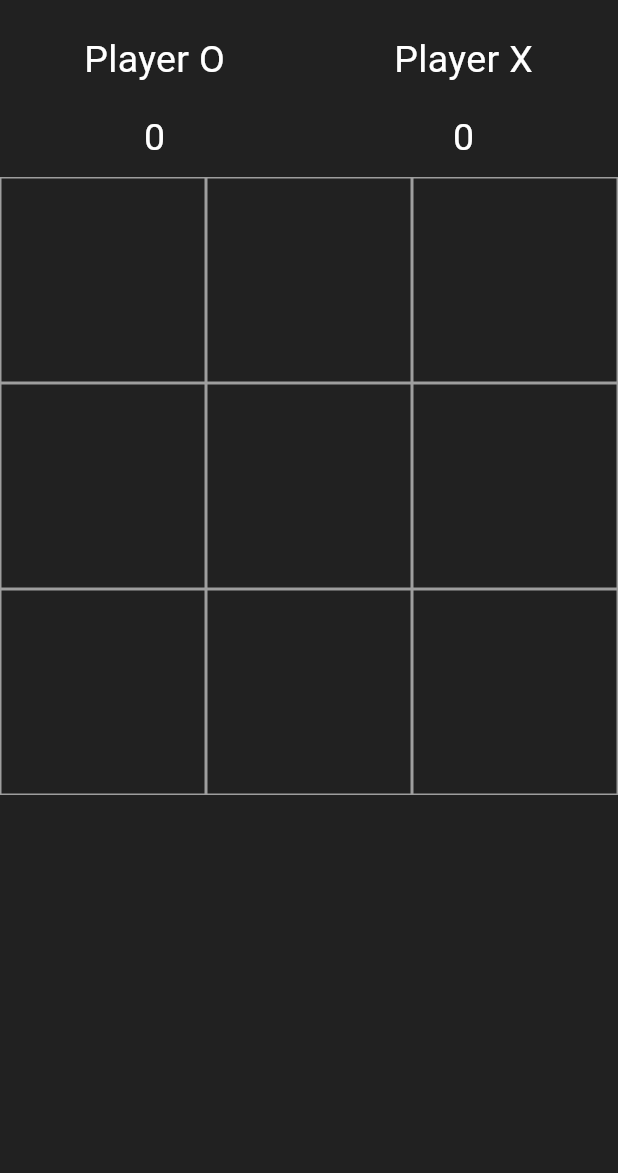
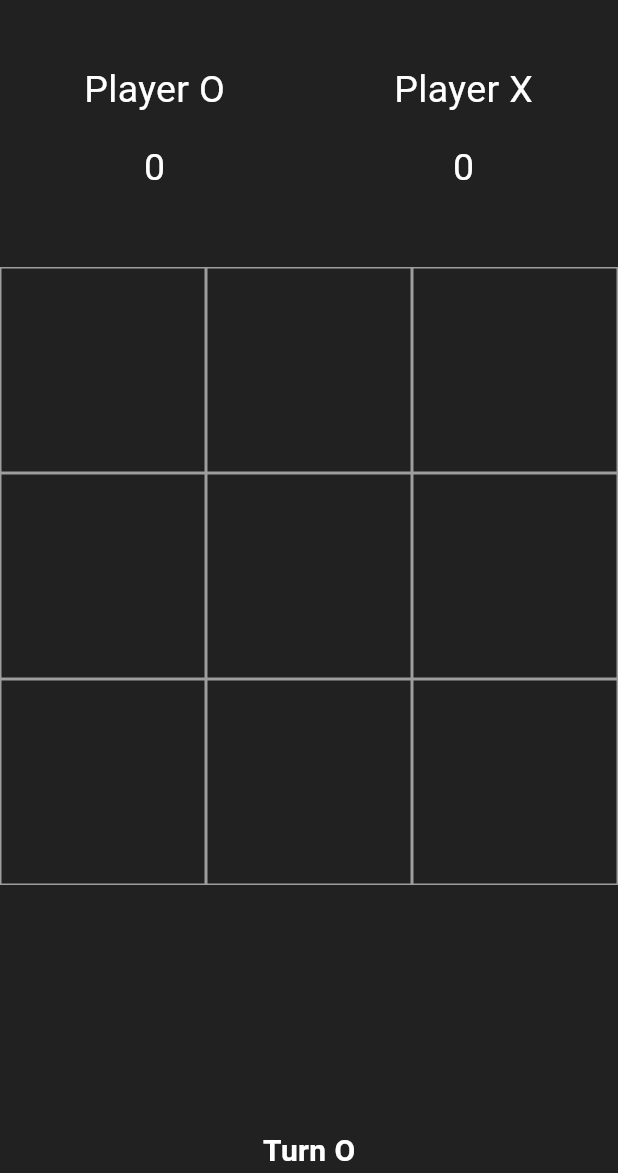
Before and after one commit to Alireza-Seif/TicTacToe, a Flutter app: the screen it shows after launch, on a phone screen of 412 x 824 dp, the part 63-1236 px from its top. Run offline on Flutter 3.47's test engine with Material 3 defaults, Android fonts, the phone set to English and light mode, and no system bars.

Commit message:
feat: add getTurn

```diff
--- a/lib/screens/home.dart
+++ b/lib/screens/home.dart
@@ -16,11 +16,27 @@ class Home extends StatelessWidget {
         elevation: 0,
         backgroundColor: Colors.grey[900],
       ),
-      body: Column(
-        children: [
-          getScoreBorad(),
-          getGridView(),
-        ],
+      body: SafeArea(
+        child: Column(
+          children: [
+            const SizedBox(height: 20),
+            getScoreBorad(),
+            const SizedBox(height: 40),
+            getGridView(),
+            getTurn()
+          ],
+        ),
+      ),
+    );
+  }
+
+  Text getTurn() {
+    return const Text(
+      'Turn O',
+      style: TextStyle(
+        color: Colors.white,
+        fontSize: 20.0,
+        fontWeight: FontWeight.bold,
       ),
     );
   }
```
